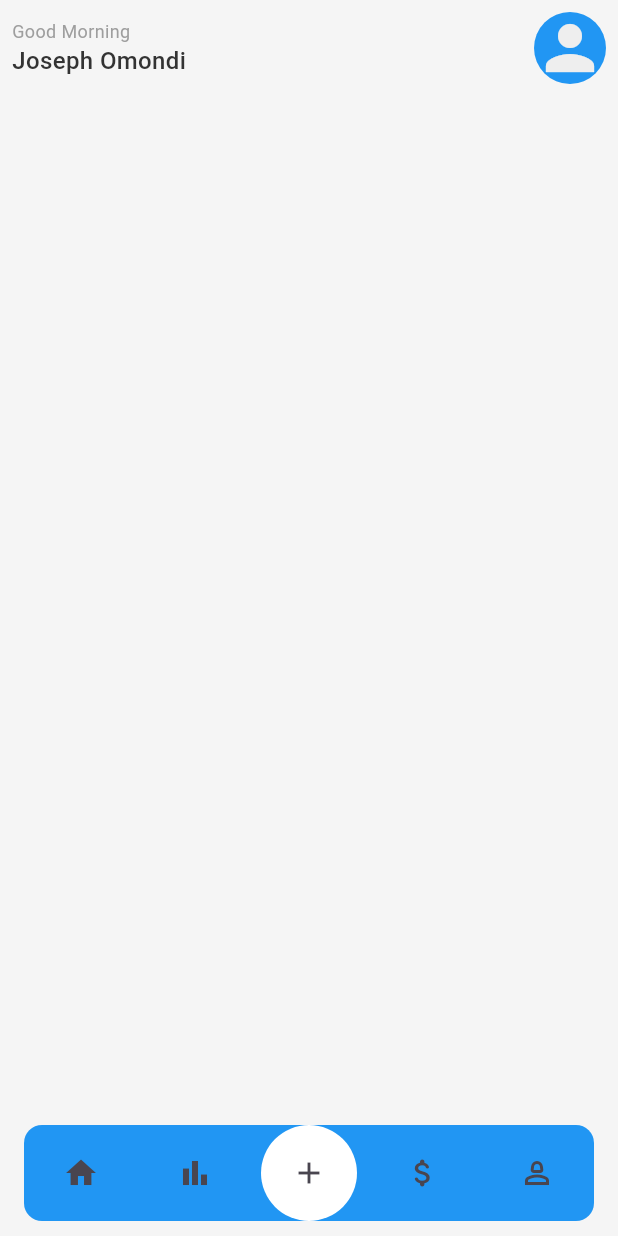
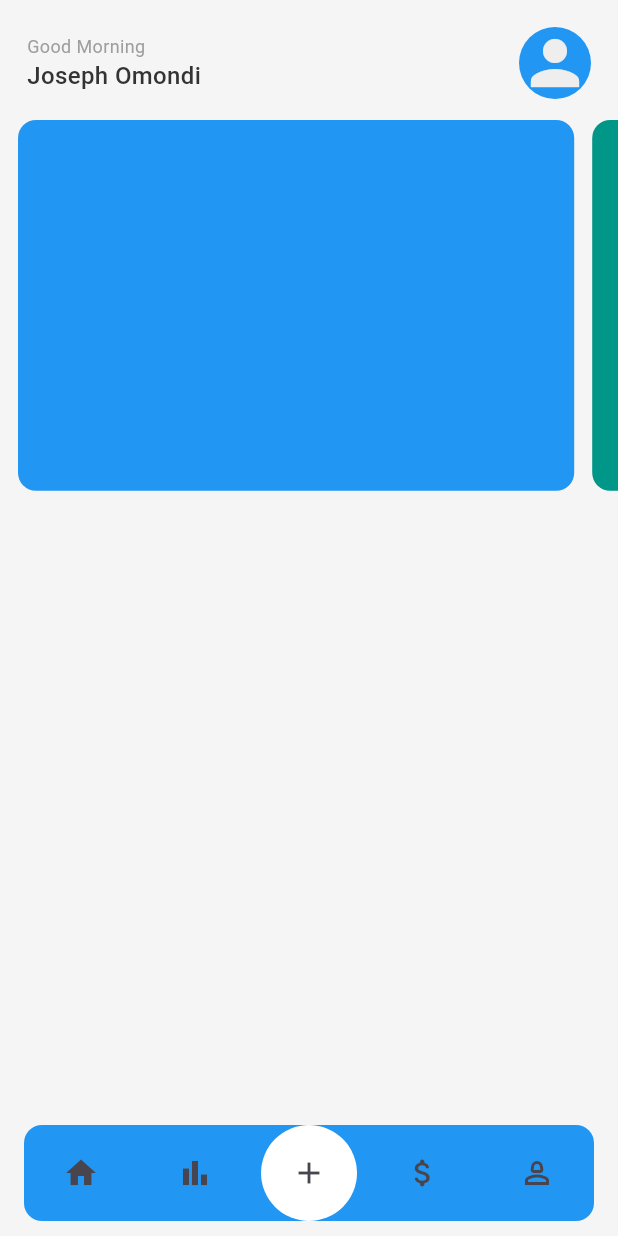
Before and after one commit to Mikiejoe/myapp, a Flutter app: the screen it shows after launch, on a phone screen of 412 x 824 dp. Run offline on Flutter 3.47's test engine with Material 3 defaults, Android fonts, the light colour scheme and no system bars; our stand-ins replace flutter_native_splash.

Commit message:
modified:   android/app/src/main/AndroidManifest.xml 	new file:   android/app/src/main/res/mipmap-hdpi/logo.png 	new file:   android/app/src/main/res/mipmap-mdpi/logo.png 	new file:   android/app/src/main/res/mipmap-xhdpi/logo.png 	new file:   android/app/src/main/res/mipmap-xxhdpi/logo.png 	new file:   android/app/src/main/res/mipmap-xxxhdpi/logo.png 	modified:   lib/features/home/screens/home_screen.dart 	modified:   lib/features/home/screens/main_screen.dart

```diff
--- a/lib/features/home/screens/home_screen.dart
+++ b/lib/features/home/screens/home_screen.dart
@@ -5,14 +5,15 @@ class HomeScreen extends StatelessWidget {
 
   @override
   Widget build(BuildContext context) {
-    return SafeArea(
-      child: CustomScrollView(
+    Size size = MediaQuery.of(context).size;
+    return CustomScrollView(
       // keyboardDismissBehavior: ScrollViewKeyboardDismissBehavior.manual,
       slivers: [
         SliverList(
-              delegate: SliverChildListDelegate([
+          delegate: SliverChildListDelegate(
+            [
               Container(
-              margin: const EdgeInsets.all(8.0),
+                margin: const EdgeInsets.only(right:18.0,left:18.0,top: 18.0),
                 child: Column(
                   children: [
                     Row(
@@ -21,23 +22,60 @@ class HomeScreen extends StatelessWidget {
                         const Column(
                           crossAxisAlignment: CrossAxisAlignment.start,
                           children: [
-                          Text("Good Morning",style: TextStyle(fontSize: 12,fontWeight: FontWeight.w400,color: Colors.grey)),
-                          Text("Joseph Omondi",style: TextStyle(fontSize: 16,fontWeight: FontWeight.w500),),
+                            Text("Good Morning",
+                                style: TextStyle(
+                                    fontSize: 12,
+                                    fontWeight: FontWeight.w400,
+                                    color: Colors.grey)),
+                            Text(
+                              "Joseph Omondi",
+                              style: TextStyle(
+                                  fontSize: 16, fontWeight: FontWeight.w500),
+                            ),
                           ],
                         ),
                         CircleAvatar(
                           backgroundColor: Colors.blue,
                           radius: 24,
-                        child: Icon(Icons.person,size: 48,color: Colors.grey.shade200,),
+                          child: Icon(
+                            Icons.person,
+                            size: 48,
+                            color: Colors.grey.shade200,
+                          ),
                         )
                       ],
                     ),
                   ],
                 ),
               ),
-          ]))
+              const SizedBox(
+                height: 14,
+              ),
+              SizedBox(
+                height: size.height * 0.3,
+                width: double.infinity,
+                child: Row(children: [
+                  Expanded(
+                    child: ListView.builder(
+                        scrollDirection: Axis.horizontal,
+                        itemCount: 5,
+                        itemBuilder: (context, index) => Container(
+                            width: size.width*0.9,
+                            margin: const EdgeInsets.only(left:12),
+                            height: double.infinity,
+                            decoration: BoxDecoration(
+                              color: index % 2 == 0
+                                  ? Colors.blue
+                                  : Colors.teal,
+                              borderRadius: BorderRadius.circular(12),
+                            ))),
+                  )
+                ]),
+              )
             ],
           ),
+        ),
+      ],
     );
   }
 }
--- a/lib/features/home/screens/main_screen.dart
+++ b/lib/features/home/screens/main_screen.dart
@@ -31,10 +31,12 @@ class _MainHomeScreenState extends State<MainHomeScreen> {
 
   @override
   Widget build(BuildContext context) {
-    return Scaffold(
-      // backgroundColor:  Colors.red,
-      body: _screens[_selectedIndex],
-      bottomNavigationBar: CustomBottomNavigationBar(onTap: changeScreen,),
+    return SafeArea(
+      child: Scaffold(
+        // backgroundColor:  Colors.red,
+        body: _screens[_selectedIndex],
+        bottomNavigationBar: CustomBottomNavigationBar(onTap: changeScreen,),
+      ),
     );
   }
 }
```
Also changed, not shown: 6 other files. Lines whose indentation alone changed are shown as unchanged.
